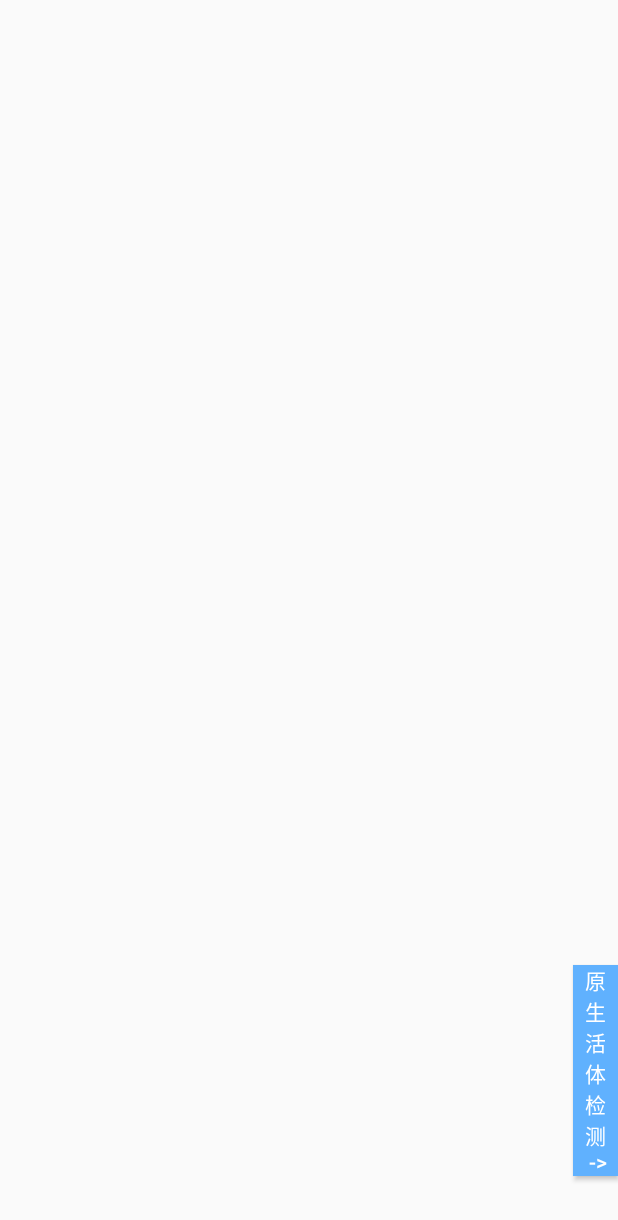
After one commit to yidun/alive-detected-android-demo, an Android app: the layout activity_webview.xml on its own in the app's theme, with its tools: preview values and no code run, on a phone screen of 412 x 824 dp. The commit adds this screen. Shown: the top 1220 px of the screen. Run offline under Robolectric (Android 15) with nearby library versions, the phone set to English and light mode, and no system bars.

Commit message:
feat：添加h5活体检测示例

```diff
--- a/app/build.gradle
+++ b/app/build.gradle
@@ -35,7 +35,7 @@ dependencies {
     implementation 'androidx.constraintlayout:constraintlayout:2.1.3'
     testImplementation 'junit:junit:4.13.2'
     androidTestImplementation 'androidx.test.ext:junit:1.1.3'
-    implementation 'io.github.yidun:livedetect:3.1.2'
+    implementation 'io.github.yidun:livedetect:3.1.5'
     implementation 'com.sfyc.ctpv:library:1.1.3'
     implementation 'com.squareup.okhttp3:okhttp:4.9.2'
     implementation 'com.google.code.gson:gson:2.8.6'
@@ -43,4 +43,6 @@ dependencies {
     implementation 'com.github.bumptech.glide:glide:4.12.0'
     annotationProcessor 'com.github.bumptech.glide:compiler:4.12.0'
     implementation 'com.github.mmin18:realtimeblurview:1.2.1'
+    implementation 'com.just.agentweb:agentweb:4.1.3'
+    implementation 'com.just.agentweb:filechooser:4.1.3'
 }
--- a/app/src/main/AndroidManifest.xml
+++ b/app/src/main/AndroidManifest.xml
@@ -38,6 +38,9 @@
         <activity
             android:name=".FailureActivity"
             android:screenOrientation="behind" />
+        <activity
+            android:name=".WebViewActivity"
+            android:screenOrientation="behind" />
     </application>
 
 </manifest>
--- a/app/src/main/java/com/netease/nis/alivedetecteddemo/WelcomeActivity.kt
+++ b/app/src/main/java/com/netease/nis/alivedetecteddemo/WelcomeActivity.kt
@@ -31,6 +31,10 @@ class WelcomeActivity : AppCompatActivity(), EasyPermissions.PermissionCallbacks
 
         btn_jump_to_main_act.setOnClickListener {
             checkPermissionAndJump(MainActivity::class.java)
+        }
+
+        btn_type.setOnClickListener {
+            checkPermissionAndJump(WebViewActivity::class.java)
         }
     }
 
--- /dev/null
+++ b/app/src/main/res/layout/activity_webview.xml
@@ -0,0 +1,24 @@
+<?xml version="1.0" encoding="utf-8"?>
+<androidx.constraintlayout.widget.ConstraintLayout xmlns:android="http://schemas.android.com/apk/res/android"
+    xmlns:app="http://schemas.android.com/apk/res-auto"
+    xmlns:tools="http://schemas.android.com/tools"
+    android:layout_width="match_parent"
+    android:layout_height="match_parent"
+    android:orientation="vertical">
+
+    <FrameLayout
+        android:id="@+id/rl_wv_container"
+        android:layout_width="match_parent"
+        android:layout_height="match_parent" />
+
+    <Button
+        android:id="@+id/btn_type"
+        android:layout_width="30dp"
+        android:layout_height="wrap_content"
+        android:layout_marginBottom="40dp"
+        android:background="#60B1FE"
+        android:text="原\n生\n活\n体\n检\n测\n ->"
+        android:textColor="@android:color/white"
+        app:layout_constraintBottom_toBottomOf="parent"
+        app:layout_constraintEnd_toEndOf="parent"/>
+</androidx.constraintlayout.widget.ConstraintLayout>
```
Also changed, not shown: app/src/main/java/com/netease/nis/alivedetecteddemo/WebViewActivity.kt (added, +142 -0 lines), app/src/main/res/layout/activity_welcome.xml (+11 -0 lines).
